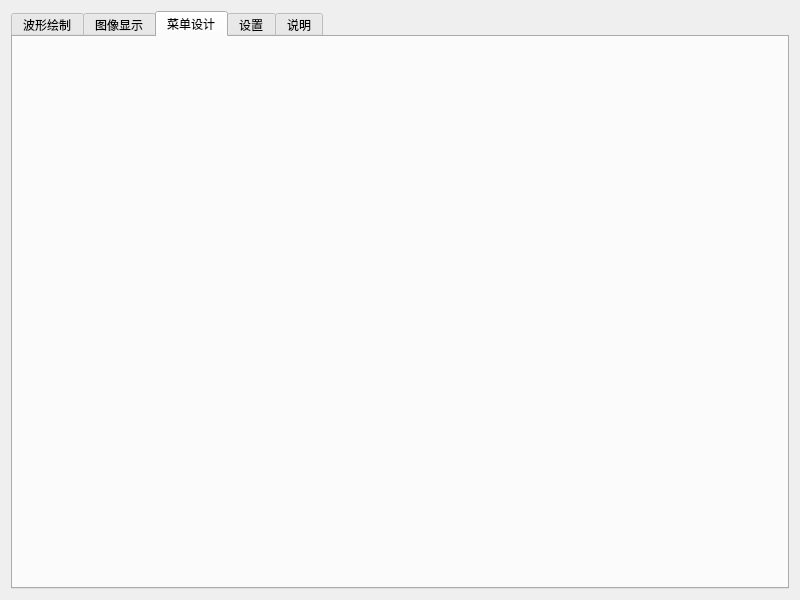
Before: the Qt Designer form TCPtest/mainwindow.ui in HuanMemory/AndroidTCPtools, drawn with Qt 5.
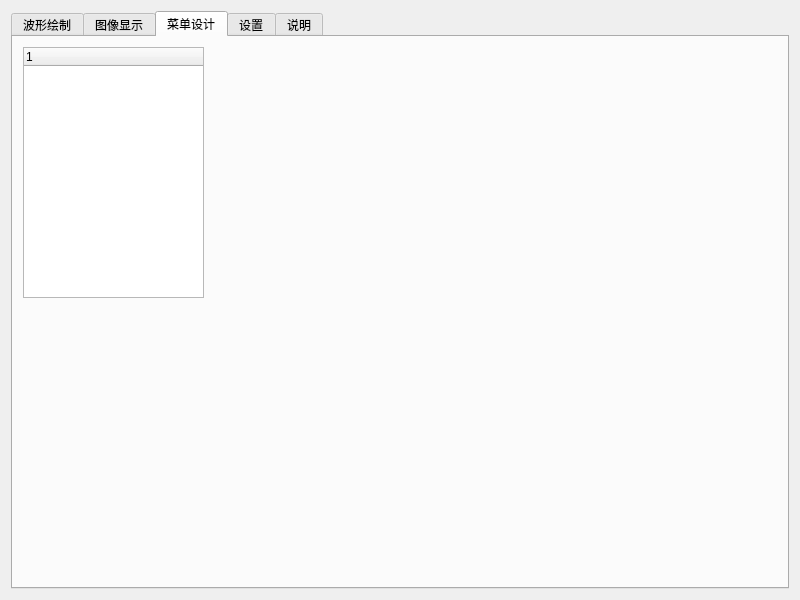
After: the same form once the commit is applied. The open tabs and pages were chosen to show the change. Custom widgets are drawn as their Qt base class.

Diff of the .ui file:
```diff
--- a/TCPtest/mainwindow.ui
+++ b/TCPtest/mainwindow.ui
@@ -374,6 +374,21 @@
        <attribute name="title">
         <string>菜单设计</string>
        </attribute>
+       <widget class="QTreeWidget" name="treeWidget">
+        <property name="geometry">
+         <rect>
+          <x>10</x>
+          <y>10</y>
+          <width>181</width>
+          <height>251</height>
+         </rect>
+        </property>
+        <column>
+         <property name="text">
+          <string notr="true">1</string>
+         </property>
+        </column>
+       </widget>
       </widget>
       <widget class="QWidget" name="Setting">
        <attribute name="title">
```
Left out of the diff: 2 changed lines with no effect on the pictures.
